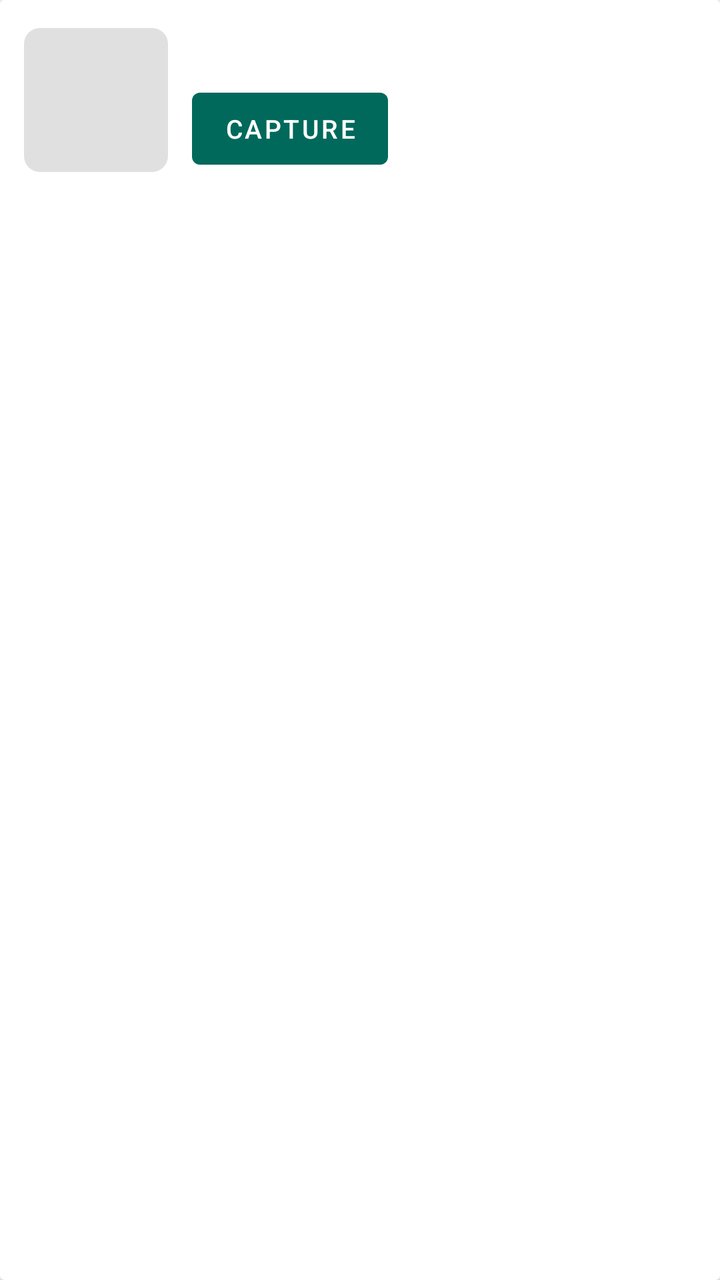
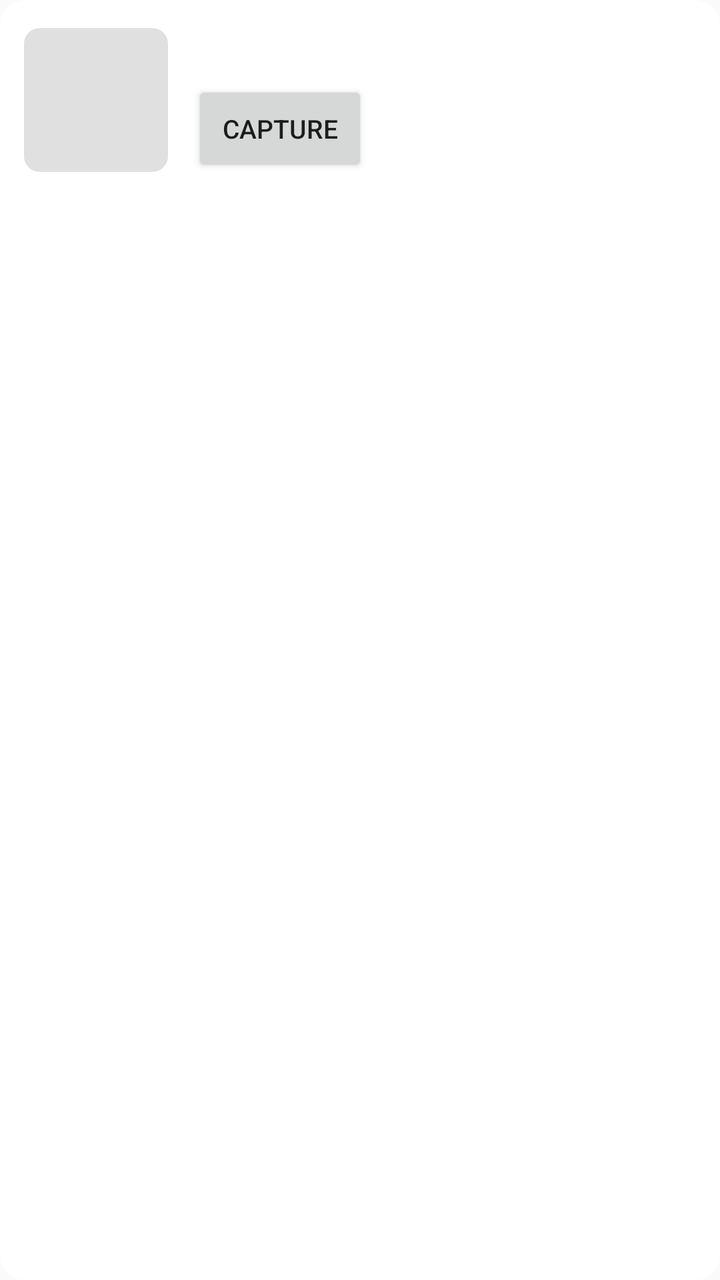

Before-and-after screenshots of an Android layout around one commit, followed by the original layout XML and the change that was made.
<!-- AndroidManifest.xml: application theme Theme.OralAcquisition -->
<!-- res/layout/item_oral_area.xml -->
<?xml version="1.0" encoding="utf-8"?>
<androidx.cardview.widget.CardView xmlns:android="http://schemas.android.com/apk/res/android"
    xmlns:app="http://schemas.android.com/apk/res/auto"
    android:layout_width="match_parent"
    android:layout_height="wrap_content"
    android:layout_marginHorizontal="12dp"
    android:layout_marginVertical="6dp"
    app:cardBackgroundColor="@color/card_background"
    app:cardCornerRadius="12dp"
    app:cardElevation="2dp">

    <LinearLayout
        android:layout_width="match_parent"
        android:layout_height="wrap_content"
        android:orientation="horizontal"
        android:gravity="center_vertical"
        android:padding="12dp">

        <FrameLayout
            android:layout_width="72dp"
            android:layout_height="72dp"
            android:background="@drawable/bg_thumb">

            <ImageView
                android:id="@+id/ivAreaThumb"
                android:layout_width="match_parent"
                android:layout_height="match_parent"
                android:contentDescription="Area thumbnail"
                android:scaleType="centerCrop" />
        </FrameLayout>

        <LinearLayout
            android:layout_width="0dp"
            android:layout_height="wrap_content"
            android:layout_weight="1"
            android:layout_marginStart="12dp"
            android:orientation="vertical">

            <TextView
                android:id="@+id/tvAreaName"
                android:layout_width="match_parent"
                android:layout_height="wrap_content"
                android:textColor="@color/text_primary"
                android:textSize="15sp"
                android:textStyle="bold" />

            <com.google.android.material.button.MaterialButton
                android:id="@+id/btnCapture"
                android:layout_width="wrap_content"
                android:layout_height="wrap_content"
                android:layout_marginTop="8dp"
                android:text="Capture"
                android:textSize="13sp"
                app:cornerRadius="8dp" />
        </LinearLayout>

        <ImageView
            android:id="@+id/btnRemove"
            android:layout_width="40dp"
            android:layout_height="40dp"
            android:background="?attr/selectableItemBackgroundBorderless"
            android:contentDescription="Remove photo"
            android:padding="8dp"
            android:src="@drawable/ic_delete"
            android:visibility="gone" />

    </LinearLayout>
</androidx.cardview.widget.CardView>
<!-- resources referenced by this layout -->
<resources>
  <color name="card_background">#FFFFFF</color>
  <color name="text_primary">#212121</color>
  <!-- drawable bg_thumb (drawable) -->
  <?xml version="1.0" encoding="utf-8"?>
  <shape xmlns:android="http://schemas.android.com/apk/res/android"
      android:shape="rectangle">
      <solid android:color="#E0E0E0" />
      <corners android:radius="8dp" />
  </shape>
  <!-- drawable ic_delete (drawable) -->
  <vector xmlns:android="http://schemas.android.com/apk/res/android"
      android:width="24dp"
      android:height="24dp"
      android:viewportWidth="24"
      android:viewportHeight="24"
      android:tint="#E53935">
      <path
          android:fillColor="@android:color/white"
          android:pathData="M6,19c0,1.1 0.9,2 2,2h8c1.1,0 2,-0.9 2,-2V7H6v12zM19,4h-3.5l-1,-1h-5l-1,1H5v2h14V4z" />
  </vector>
  <style name="Theme.OralAcquisition" parent="Theme.MaterialComponents.Light.NoActionBar">
          <item name="colorPrimary">@color/primary</item>
          <item name="colorPrimaryDark">@color/primary_dark</item>
          <item name="colorAccent">@color/primary</item>
          <item name="android:statusBarColor">@color/primary_dark</item>
      </style>
  <color name="primary">#00695C</color>
  <color name="primary_dark">#004D40</color>
</resources>

<!-- the commit's change to res/layout/item_oral_area.xml (unified diff, before → after) -->
@@ -1,13 +1,10 @@
 <?xml version="1.0" encoding="utf-8"?>
-<androidx.cardview.widget.CardView xmlns:android="http://schemas.android.com/apk/res/android"
-    xmlns:app="http://schemas.android.com/apk/res/auto"
+<LinearLayout xmlns:android="http://schemas.android.com/apk/res/android"
     android:layout_width="match_parent"
     android:layout_height="wrap_content"
     android:layout_marginHorizontal="12dp"
     android:layout_marginVertical="6dp"
-    app:cardBackgroundColor="@color/card_background"
-    app:cardCornerRadius="12dp"
-    app:cardElevation="2dp">
+    android:background="@drawable/bg_card">
 
     <LinearLayout
         android:layout_width="match_parent"
@@ -44,14 +41,13 @@
                 android:textSize="15sp"
                 android:textStyle="bold" />
 
-            <com.google.android.material.button.MaterialButton
+            <androidx.appcompat.widget.AppCompatButton
                 android:id="@+id/btnCapture"
                 android:layout_width="wrap_content"
                 android:layout_height="wrap_content"
                 android:layout_marginTop="8dp"
                 android:text="Capture"
-                android:textSize="13sp"
-                app:cornerRadius="8dp" />
+                android:textSize="13sp" />
         </LinearLayout>
 
         <ImageView
@@ -65,4 +61,4 @@
             android:visibility="gone" />
 
     </LinearLayout>
-</androidx.cardview.widget.CardView>
+</LinearLayout>
<!-- resource entries referenced after the edit -->
@@ -2,6 +2,13 @@
 <resources>
   <color name="card_background">#FFFFFF</color>
   <color name="text_primary">#212121</color>
+  <!-- drawable bg_card (drawable) -->
+  <?xml version="1.0" encoding="utf-8"?>
+  <shape xmlns:android="http://schemas.android.com/apk/res/android"
+      android:shape="rectangle">
+      <solid android:color="@color/card_background" />
+      <corners android:radius="12dp" />
+  </shape>
   <!-- drawable bg_thumb (drawable) -->
   <?xml version="1.0" encoding="utf-8"?>
   <shape xmlns:android="http://schemas.android.com/apk/res/android"
@@ -20,7 +27,7 @@
           android:fillColor="@android:color/white"
           android:pathData="M6,19c0,1.1 0.9,2 2,2h8c1.1,0 2,-0.9 2,-2V7H6v12zM19,4h-3.5l-1,-1h-5l-1,1H5v2h14V4z" />
   </vector>
-  <style name="Theme.OralAcquisition" parent="Theme.MaterialComponents.Light.NoActionBar">
+  <style name="Theme.OralAcquisition" parent="Theme.AppCompat.Light.NoActionBar">
           <item name="colorPrimary">@color/primary</item>
           <item name="colorPrimaryDark">@color/primary_dark</item>
           <item name="colorAccent">@color/primary</item>
